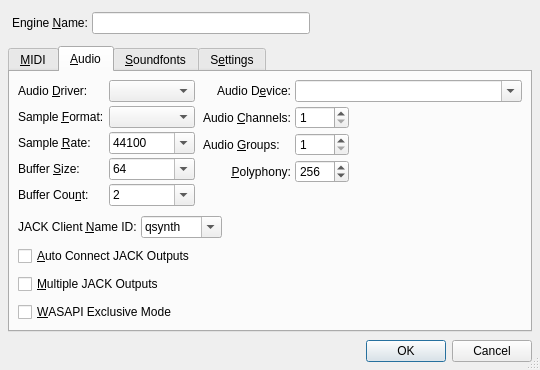
Before: the Qt Designer form src/qsynthSetupForm.ui in rncbc/qsynth, drawn with Qt 5.
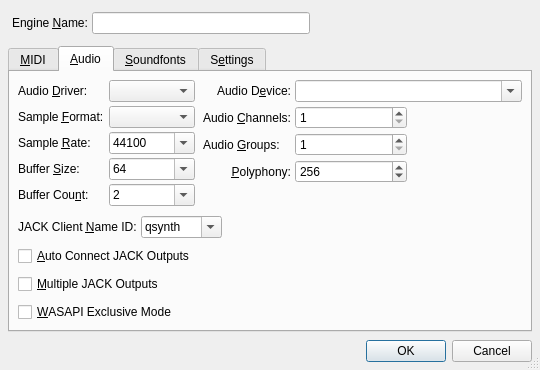
After: the same form once the commit is applied. The open tabs and pages were chosen to show the change. Icons and pictures are not drawn.

Commit message:
Size Policy of QSpinBox components revised
Horizontal size type policy changed to MinimumExpanding.
In case of MIDI channels: stretch factor = 2.

The result is that all the spin boxes use now a bit more horizontal
space, and if the window is resized horizontally, they can grow.

```diff
--- a/src/qsynthSetupForm.ui
+++ b/src/qsynthSetupForm.ui
@@ -649,6 +649,12 @@
          </item>
          <item row="2" column="1">
           <widget class="QSpinBox" name="AudioGroupsSpinBox">
+           <property name="sizePolicy">
+            <sizepolicy hsizetype="MinimumExpanding" vsizetype="Fixed">
+             <horstretch>0</horstretch>
+             <verstretch>0</verstretch>
+            </sizepolicy>
+           </property>
            <property name="toolTip">
             <string>Number of audio groups</string>
            </property>
@@ -662,6 +668,12 @@
          </item>
          <item row="3" column="1">
           <widget class="QSpinBox" name="PolyphonySpinBox">
+           <property name="sizePolicy">
+            <sizepolicy hsizetype="MinimumExpanding" vsizetype="Fixed">
+             <horstretch>0</horstretch>
+             <verstretch>0</verstretch>
+            </sizepolicy>
+           </property>
            <property name="toolTip">
             <string>Number of enabled polyphonic voices</string>
            </property>
@@ -678,6 +690,12 @@
          </item>
          <item row="1" column="1">
           <widget class="QSpinBox" name="AudioChannelsSpinBox">
+           <property name="sizePolicy">
+            <sizepolicy hsizetype="MinimumExpanding" vsizetype="Fixed">
+             <horstretch>0</horstretch>
+             <verstretch>0</verstretch>
+            </sizepolicy>
+           </property>
            <property name="toolTip">
             <string>Number of stereo audio channels</string>
            </property>
```
Left out of the diff: 6 changed lines with no effect on the pictures.
